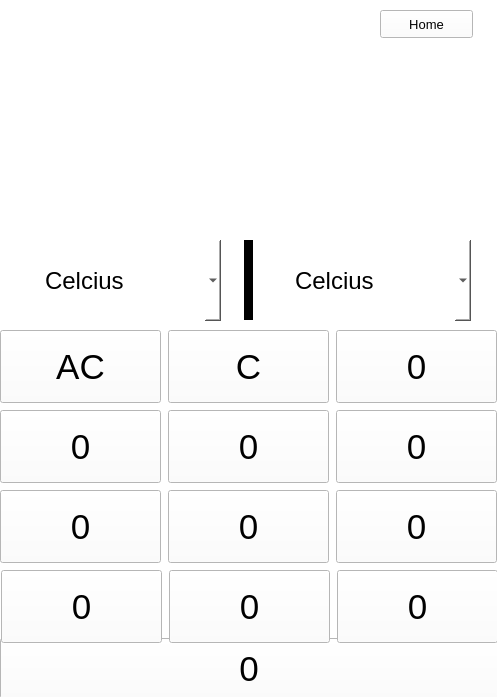
uprcs-voyager/Kalkulator, file updated_calc.ui: the form before one commit.
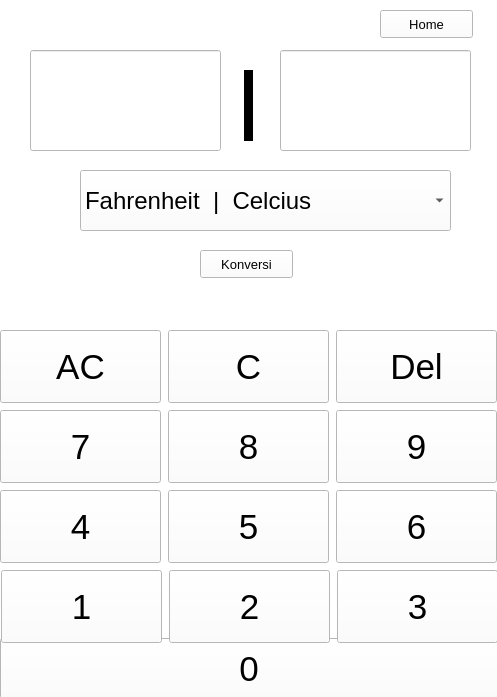
The form after the commit.

Commit message: tambah tombol back ke home

Diff of the .ui file:
```diff
--- a/updated_calc.ui
+++ b/updated_calc.ui
@@ -149,7 +149,7 @@
       <string>0</string>
      </property>
     </widget>
-    <widget class="QPushButton" name="pushButton_2">
+    <widget class="QPushButton" name="nomor_1">
      <property name="geometry">
       <rect>
        <x>1</x>
@@ -164,10 +164,10 @@
       </font>
      </property>
      <property name="text">
-      <string>0</string>
+      <string>1</string>
      </property>
     </widget>
-    <widget class="QPushButton" name="pushButton_3">
+    <widget class="QPushButton" name="nomor_2">
      <property name="geometry">
       <rect>
        <x>169</x>
@@ -182,10 +182,10 @@
       </font>
      </property>
      <property name="text">
-      <string>0</string>
+      <string>2</string>
      </property>
     </widget>
-    <widget class="QPushButton" name="pushButton_4">
+    <widget class="QPushButton" name="nomor_3">
      <property name="geometry">
       <rect>
        <x>337</x>
@@ -200,10 +200,10 @@
       </font>
      </property>
      <property name="text">
-      <string>0</string>
+      <string>3</string>
      </property>
     </widget>
-    <widget class="QPushButton" name="pushButton_5">
+    <widget class="QPushButton" name="nomor_5">
      <property name="geometry">
       <rect>
        <x>168</x>
@@ -218,10 +218,10 @@
       </font>
      </property>
      <property name="text">
-      <string>0</string>
+      <string>5</string>
      </property>
     </widget>
-    <widget class="QPushButton" name="pushButton_6">
+    <widget class="QPushButton" name="nomor_4">
      <property name="geometry">
       <rect>
        <x>0</x>
@@ -236,10 +236,10 @@
       </font>
      </property>
      <property name="text">
-      <string>0</string>
+      <string>4</string>
      </property>
     </widget>
-    <widget class="QPushButton" name="pushButton_7">
+    <widget class="QPushButton" name="nomor_6">
      <property name="geometry">
       <rect>
        <x>336</x>
@@ -254,10 +254,10 @@
       </font>
      </property>
      <property name="text">
-      <string>0</string>
+      <string>6</string>
      </property>
     </widget>
-    <widget class="QPushButton" name="pushButton_8">
+    <widget class="QPushButton" name="nomor_9">
      <property name="geometry">
       <rect>
        <x>336</x>
@@ -272,10 +272,10 @@
       </font>
      </property>
      <property name="text">
-      <string>0</string>
+      <string>9</string>
      </property>
     </widget>
-    <widget class="QPushButton" name="pushButton_9">
+    <widget class="QPushButton" name="nomor_8">
      <property name="geometry">
       <rect>
        <x>168</x>
@@ -290,10 +290,10 @@
       </font>
      </property>
      <property name="text">
-      <string>0</string>
+      <string>8</string>
      </property>
     </widget>
-    <widget class="QPushButton" name="pushButton_10">
+    <widget class="QPushButton" name="nomor_7">
      <property name="geometry">
       <rect>
        <x>0</x>
@@ -308,10 +308,10 @@
       </font>
      </property>
      <property name="text">
-      <string>0</string>
+      <string>7</string>
      </property>
     </widget>
-    <widget class="QPushButton" name="pushButton_11">
+    <widget class="QPushButton" name="push_c">
      <property name="geometry">
       <rect>
        <x>168</x>
@@ -329,7 +329,7 @@
       <string>C</string>
      </property>
     </widget>
-    <widget class="QPushButton" name="pushButton_12">
+    <widget class="QPushButton" name="push_ac">
      <property name="geometry">
       <rect>
        <x>0</x>
@@ -347,7 +347,7 @@
       <string>AC</string>
      </property>
     </widget>
-    <widget class="QPushButton" name="pushButton_13">
+    <widget class="QPushButton" name="push_del">
      <property name="geometry">
       <rect>
        <x>336</x>
@@ -362,16 +362,16 @@
       </font>
      </property>
      <property name="text">
-      <string>0</string>
+      <string>Del</string>
      </property>
     </widget>
     <widget class="QFrame" name="frame">
      <property name="geometry">
       <rect>
        <x>240</x>
-       <y>240</y>
+       <y>70</y>
        <width>16</width>
-       <height>80</height>
+       <height>71</height>
       </rect>
      </property>
      <property name="frameShape">
@@ -384,13 +384,13 @@
       <number>9</number>
      </property>
     </widget>
-    <widget class="QComboBox" name="suhu_kiri">
+    <widget class="QComboBox" name="tipe_konversi">
      <property name="geometry">
       <rect>
-       <x>40</x>
-       <y>240</y>
-       <width>181</width>
-       <height>81</height>
+       <x>80</x>
+       <y>170</y>
+       <width>371</width>
+       <height>61</height>
       </rect>
      </property>
      <property name="font">
@@ -408,45 +408,22 @@
      </property>
      <item>
       <property name="text">
-       <string>Celcius</string>
+       <string>Fahrenheit  |  Celcius</string>
       </property>
      </item>
      <item>
       <property name="text">
-       <string>Fahrenheit</string>
+       <string>Celcius       |  Fahrenheit</string>
       </property>
      </item>
-    </widget>
-    <widget class="QComboBox" name="suhu_kanan">
-     <property name="geometry">
-      <rect>
-       <x>290</x>
-       <y>240</y>
-       <width>181</width>
-       <height>81</height>
-      </rect>
-     </property>
-     <property name="font">
-      <font>
-       <pointsize>18</pointsize>
-      </font>
-     </property>
-     <property name="layoutDirection">
-      <enum>Qt::LeftToRight</enum>
-     </property>
-     <property name="styleSheet">
-      <string notr="true">QComboBox#suhu_kanan {
-border: none;
-}</string>
-     </property>
      <item>
       <property name="text">
-       <string>Celcius</string>
+       <string>Celcius       |  Kelvin</string>
       </property>
      </item>
      <item>
       <property name="text">
-       <string>Fahrenheit</string>
+       <string>Kelvin         |  Celcius</string>
       </property>
      </item>
     </widget>
@@ -468,6 +445,63 @@
       <string>Home</string>
      </property>
     </widget>
+    <widget class="QLineEdit" name="input_kanan">
+     <property name="geometry">
+      <rect>
+       <x>280</x>
+       <y>50</y>
+       <width>191</width>
+       <height>101</height>
+      </rect>
+     </property>
+     <property name="font">
+      <font>
+       <pointsize>20</pointsize>
+      </font>
+     </property>
+     <property name="alignment">
+      <set>Qt::AlignCenter</set>
+     </property>
+    </widget>
+    <widget class="QLineEdit" name="input_kiri">
+     <property name="geometry">
+      <rect>
+       <x>30</x>
+       <y>50</y>
+       <width>191</width>
+       <height>101</height>
+      </rect>
+     </property>
+     <property name="font">
+      <font>
+       <pointsize>20</pointsize>
+      </font>
+     </property>
+     <property name="alignment">
+      <set>Qt::AlignCenter</set>
+     </property>
+     <property name="readOnly">
+      <bool>true</bool>
+     </property>
+    </widget>
+    <widget class="QPushButton" name="tombol_home_2">
+     <property name="geometry">
+      <rect>
+       <x>200</x>
+       <y>250</y>
+       <width>93</width>
+       <height>28</height>
+      </rect>
+     </property>
+     <property name="font">
+      <font>
+       <pointsize>10</pointsize>
+      </font>
+     </property>
+     <property name="text">
+      <string>Konversi</string>
+     </property>
+    </widget>
    </widget>
   </widget>
  </widget>
```
The commit also changes 3 other files.
